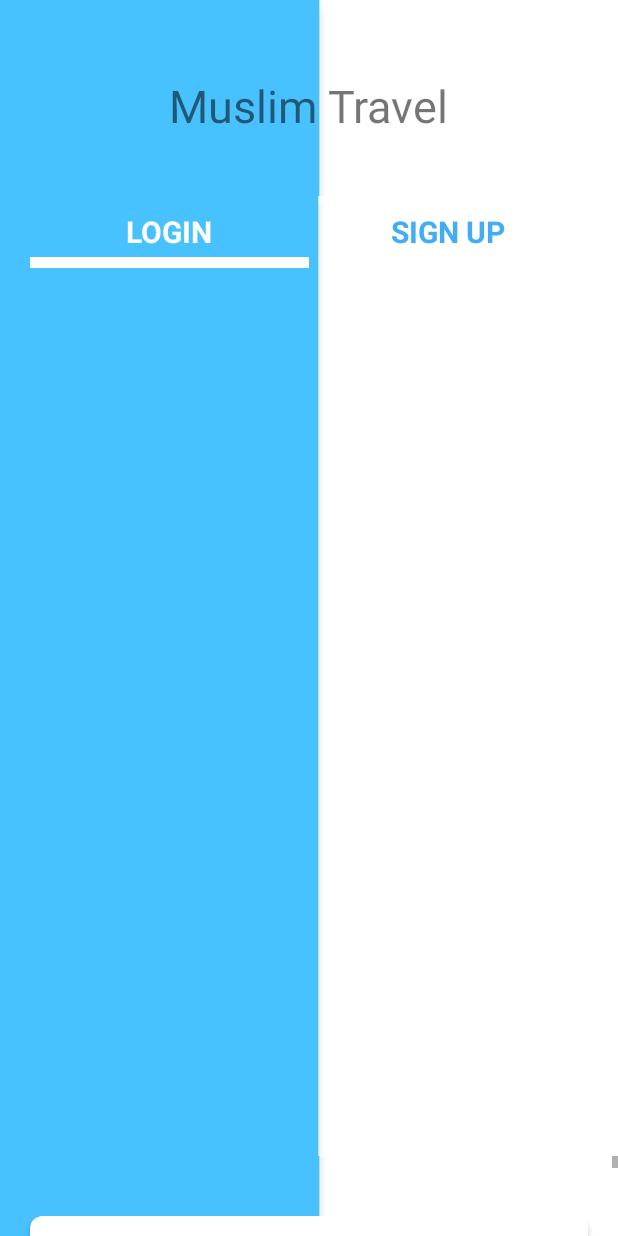
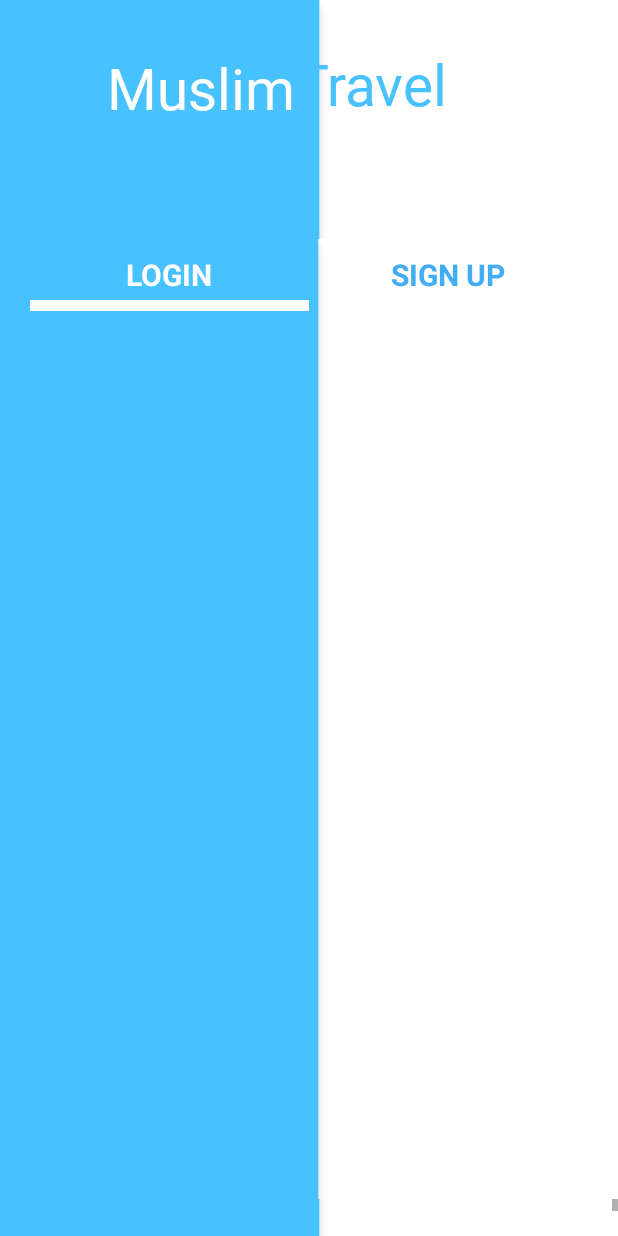
Before and after one commit to fazri09/android_muslim_hotel, an Android app: the SigninActivity screen opened directly, with no data from a screen before it, on a phone screen of 412 x 824 dp. Run offline under Robolectric (Android 15) with nearby library versions, the light colour scheme and no system bars; our stand-ins replace Volley.

Commit message:
update tv

```diff
--- a/app/src/main/res/layout/activity_signin.xml
+++ b/app/src/main/res/layout/activity_signin.xml
@@ -7,14 +7,32 @@
     tools:context=".ui.SigninActivity"
     android:background="@drawable/background"
     android:orientation="vertical">
-<TextView
-    android:layout_width="wrap_content"
-    android:layout_height="wrap_content"
-    android:text="Muslim Travel"
-    android:textSize="30sp"
-    android:layout_gravity="center"
-    android:layout_marginTop="50dp"
-    />
+    <LinearLayout
+        android:layout_marginLeft="71dp"
+        android:layout_width="wrap_content"
+        android:layout_height="wrap_content"
+        android:layout_marginTop="30dp"
+        >
+        <TextView
+            android:fontFamily="@font/bestrong"
+            android:textSize="38sp"
+            android:layout_gravity="center"
+            android:layout_width="wrap_content"
+            android:layout_height="83dp"
+            android:text="Muslim"
+            android:textColor="#FFFFFF"
+            />
+        <TextView
+            android:fontFamily="@font/bestrong"
+            android:textSize="38sp"
+            android:layout_gravity="center"
+            android:layout_width="wrap_content"
+            android:layout_height="89dp"
+            android:text="Travel"
+            android:textColor="#48C1FF"
+            />
+    </LinearLayout>
+
 
     <com.google.android.material.tabs.TabLayout
         android:id="@+id/slide"
```
